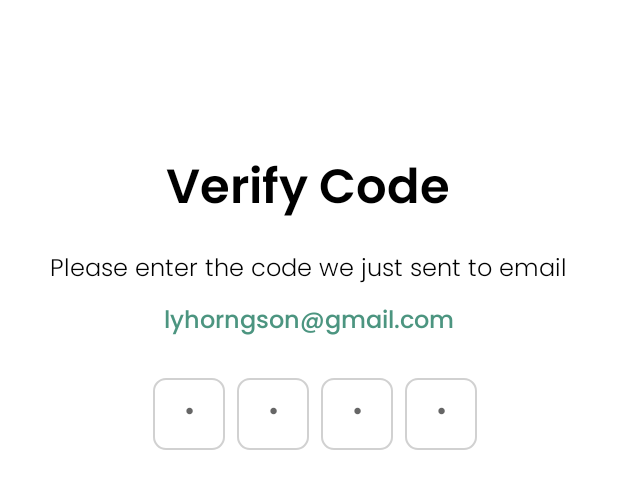
After one commit to sonlyhorngdev/android-movieX, an Android app: the layout activity_verify_code.xml on its own in the app's theme, with its tools: preview values and no code run, on a phone screen of 412 x 824 dp. The commit adds this screen. Shown: the top 489 px of the screen. Run offline under Robolectric (Android 15) with nearby library versions, the phone set to English and light mode, and no system bars.

Commit message:
add verify

```diff
--- /dev/null
+++ b/app/src/main/res/layout/activity_verify_code.xml
@@ -0,0 +1,113 @@
+<?xml version="1.0" encoding="utf-8"?>
+<ScrollView xmlns:android="http://schemas.android.com/apk/res/android"
+    xmlns:app="http://schemas.android.com/apk/res-auto"
+    xmlns:tools="http://schemas.android.com/tools"
+    android:layout_width="match_parent"
+    android:layout_height="match_parent"
+    android:fillViewport="true">
+
+    <androidx.constraintlayout.widget.ConstraintLayout
+        android:layout_width="match_parent"
+        android:layout_height="wrap_content"
+        android:paddingBottom="@dimen/space_24">
+        <TextView
+            android:id="@+id/textView"
+            android:layout_width="wrap_content"
+            android:layout_height="wrap_content"
+            android:layout_marginTop="100dp"
+            android:fontFamily="@font/poppins_semibold"
+            android:text="@string/verify_code"
+            android:textColor="@color/black"
+            android:textSize="@dimen/font_size_32"
+            app:layout_constraintEnd_toEndOf="parent"
+            app:layout_constraintHorizontal_bias="0.498"
+            app:layout_constraintStart_toStartOf="parent"
+            app:layout_constraintTop_toTopOf="parent" />
+
+        <TextView
+            android:id="@+id/textView2"
+            android:layout_width="wrap_content"
+            android:layout_height="wrap_content"
+            android:layout_marginTop="12dp"
+            android:fontFamily="@font/poppins_light"
+            android:text="@string/verify_code_sub"
+            android:textColor="@color/black"
+            android:textSize="@dimen/font_size_16"
+            app:layout_constraintEnd_toEndOf="parent"
+            app:layout_constraintHorizontal_bias="0.496"
+            app:layout_constraintStart_toStartOf="parent"
+            app:layout_constraintTop_toBottomOf="@+id/textView" />
+
+        <TextView
+            android:id="@+id/tv_email"
+            android:layout_width="wrap_content"
+            android:layout_height="wrap_content"
+            android:layout_marginTop="@dimen/space_8"
+            android:fontFamily="@font/poppins_medium"
+            android:text="@string/email_demo"
+            android:textColor="@color/colorPrimary"
+            android:textSize="@dimen/font_size_16"
+            app:layout_constraintEnd_toEndOf="parent"
+            app:layout_constraintStart_toStartOf="parent"
+            app:layout_constraintTop_toBottomOf="@+id/textView2" />
+
+        <LinearLayout
+            android:layout_width="wrap_content"
+            android:layout_height="wrap_content"
+            android:layout_marginTop="@dimen/space_24"
+            android:layout_gravity="center"
+            android:orientation="horizontal"
+            app:layout_constraintEnd_toEndOf="parent"
+            app:layout_constraintStart_toStartOf="parent"
+            app:layout_constraintTop_toBottomOf="@+id/tv_email">
+
+            <EditText
+                android:id="@+id/et_code_1"
+                android:layout_width="48dp"
+                android:layout_height="48dp"
+                android:layout_marginStart="@dimen/space_8"
+                android:inputType="textPassword"
+                android:gravity="center"
+                android:maxLength="1"
+                android:background="@drawable/item_stoke_8"
+                android:hint="•" />
+
+            <EditText
+                android:id="@+id/et_code_2"
+                android:layout_width="48dp"
+                android:layout_height="48dp"
+                android:layout_marginStart="@dimen/space_8"
+                android:inputType="textPassword"
+                android:gravity="center"
+                android:maxLength="1"
+                android:background="@drawable/item_stoke_8"
+                android:hint="•" />
+
+            <EditText
+                android:id="@+id/et_code_3"
+                android:layout_width="48dp"
+                android:layout_height="48dp"
+                android:layout_marginStart="@dimen/space_8"
+                android:inputType="textPassword"
+                android:gravity="center"
+                android:maxLength="1"
+                android:background="@drawable/item_stoke_8"
+                android:hint="•" />
+
+            <EditText
+                android:id="@+id/et_code_4"
+                android:layout_width="48dp"
+                android:layout_height="48dp"
+                android:layout_marginStart="@dimen/space_8"
+                android:inputType="textPassword"
+                android:gravity="center"
+                android:maxLength="1"
+                android:background="@drawable/item_stoke_8"
+                android:hint="•" />
+
+
+        </LinearLayout>
+
+    </androidx.constraintlayout.widget.ConstraintLayout>
+
+</ScrollView>
--- a/app/src/main/res/values/strings.xml
+++ b/app/src/main/res/values/strings.xml
@@ -14,6 +14,12 @@
     <string name="create_new_account">Create Account</string>
     <string name="agree_with">Agree with</string>
     <string name="terms_condition">Terms &amp; Condition</string>
-    <string name="create_new_account_sub">Fil your information below or register
- with your social ascount.</string>
+    <string name="create_new_account_sub">Fil your information below or register with your social account.</string>
+
+    <!-- Create new Account text -->
+    <string name="verify_code">Verify Code</string>
+    <string name="verify_code_sub">Please enter the  code we just sent to email</string>
+    <string name="email_demo">lyhorngson@gmail.com</string>
+    <string name="did_not_receive_otp">Didn’t receive OTP?</string>
+    <string name="resend_code">Resend Code</string>
 </resources>
```
